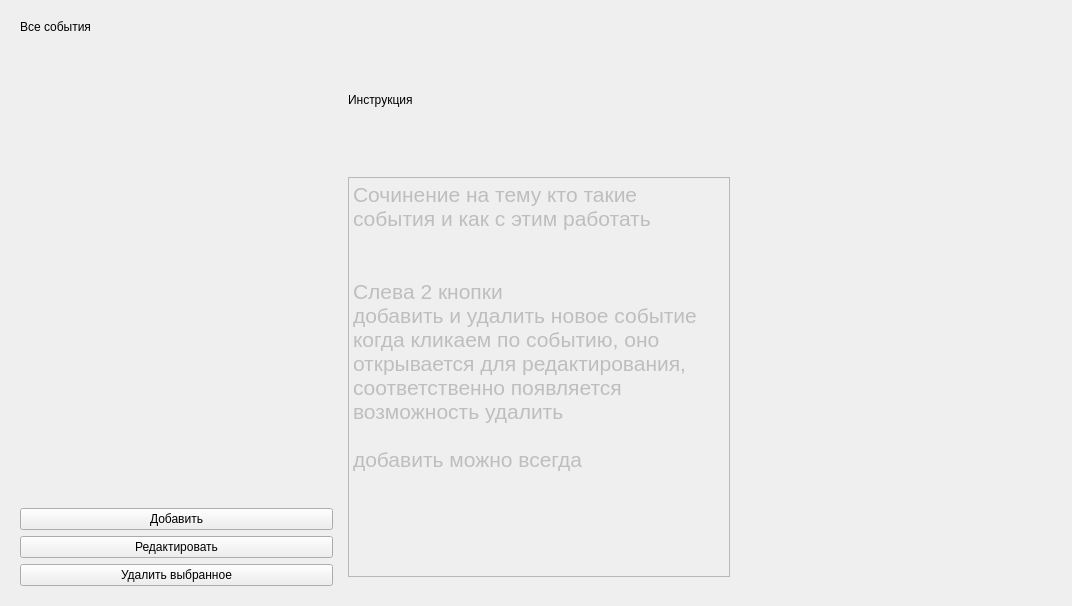
xamlo721/SecurityHelper, file ui/admin/AdminEventsWidget.ui: the form before one commit.
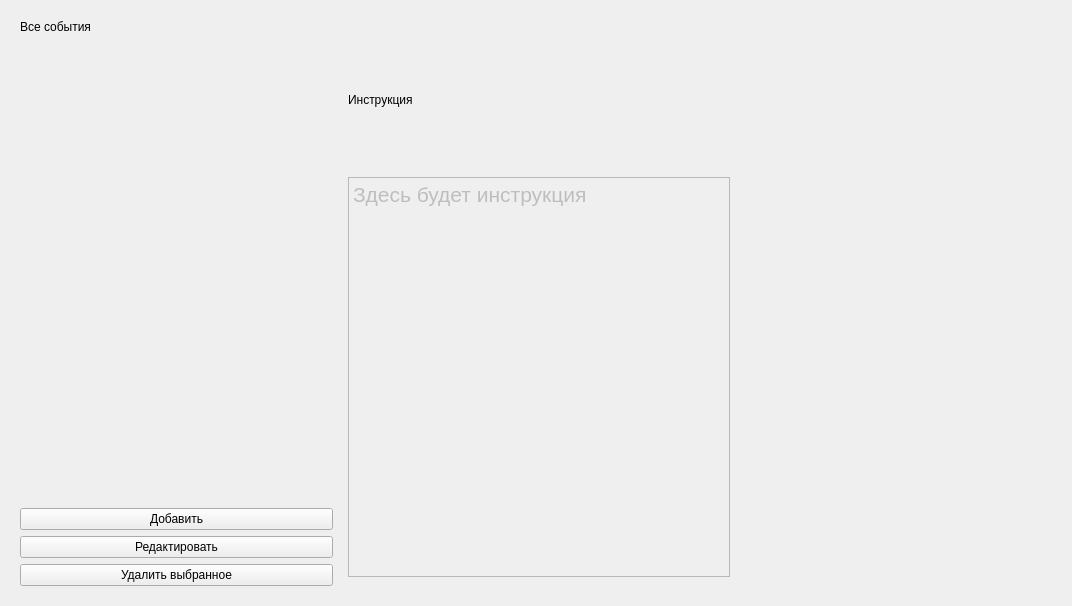
The form after the commit. Custom widgets are drawn as their Qt base class.

```diff
--- a/ui/admin/AdminEventsWidget.ui
+++ b/ui/admin/AdminEventsWidget.ui
@@ -100,8 +100,7 @@
 &lt;html&gt;&lt;head&gt;&lt;meta name=&quot;qrichtext&quot; content=&quot;1&quot; /&gt;&lt;style type=&quot;text/css&quot;&gt;
 p, li { white-space: pre-wrap; }
 &lt;/style&gt;&lt;/head&gt;&lt;body style=&quot; font-family:'MS Shell Dlg 2'; font-size:8.25pt; font-weight:400; font-style:normal;&quot;&gt;
-&lt;p style=&quot; margin-top:0px; margin-bottom:0px; margin-left:0px; margin-right:0px; -qt-block-indent:0; text-indent:0px;&quot;&gt;&lt;span style=&quot; font-size:16pt;&quot;&gt;Сочинение на тему кто такие события и как с этим работать&lt;/span&gt;&lt;/p&gt;
-&lt;p style=&quot; margin-top:0px; margin-bottom:0px; margin-left:0px; margin-right:0px; -qt-block-indent:0; text-indent:0px;&quot;&gt;&lt;span style=&quot; font-size:16pt;&quot;&gt;&lt;br /&gt;&lt;br /&gt;Слева 2 кнопки&lt;br /&gt;добавить и удалить новое событие&lt;br /&gt;когда кликаем по событию, оно открывается для редактирования, соответственно появляется возможность удалить&lt;br /&gt;&lt;br /&gt;добавить можно всегда&lt;br /&gt;&lt;/span&gt;&lt;/p&gt;&lt;/body&gt;&lt;/html&gt;</string>
+&lt;p style=&quot; margin-top:0px; margin-bottom:0px; margin-left:0px; margin-right:0px; -qt-block-indent:0; text-indent:0px;&quot;&gt;&lt;span style=&quot; font-size:16pt;&quot;&gt;Здесь будет инструкция&lt;/span&gt;&lt;/p&gt;&lt;/body&gt;&lt;/html&gt;</string>
            </property>
           </widget>
          </item>
```
